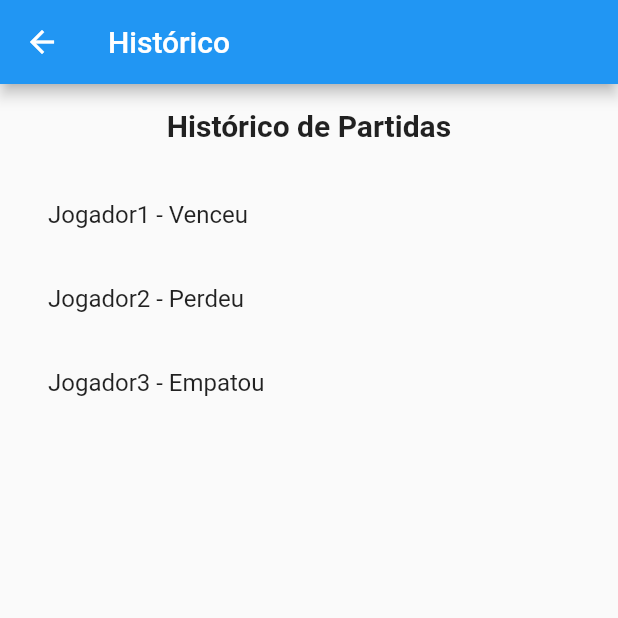
After one commit to Eduardo-Alves-de-Sousa/Black_Jack, a Flutter app: the screen it shows after launch, after a tap on "Ver Histórico", on a phone screen of 412 x 824 dp, the top half of it. The commit adds this screen. Run offline on Flutter 3.47's test engine with Material 2 defaults, Android fonts, the phone set to English and light mode, and no system bars.

Commit message:
Atualização do jogo

```diff
--- /dev/null
+++ b/jogo/lib/historico_screen.dart
@@ -0,0 +1,55 @@
+import 'package:flutter/material.dart';
+
+class HistoricoScreen extends StatelessWidget {
+  const HistoricoScreen({Key? key}) : super(key: key);
+
+  @override
+  Widget build(BuildContext context) {
+    // Substitua este exemplo com a lógica real para exibir o histórico
+    List<HistoricoItem> historico = [
+      HistoricoItem(nomeJogador: 'Jogador1', resultado: 'Venceu'),
+      HistoricoItem(nomeJogador: 'Jogador2', resultado: 'Perdeu'),
+      HistoricoItem(nomeJogador: 'Jogador3', resultado: 'Empatou'),
+    ];
+
+    return Scaffold(
+      appBar: AppBar(
+        title: const Text('Histórico'),
+      ),
+      body: Padding(
+        padding: const EdgeInsets.all(16.0),
+        child: Column(
+          crossAxisAlignment: CrossAxisAlignment.center,
+          children: [
+            const Text(
+              'Histórico de Partidas',
+              style: TextStyle(fontSize: 20, fontWeight: FontWeight.bold),
+            ),
+            const SizedBox(height: 20),
+            Column(
+              children: historico
+                  .map((item) => ListTile(
+                        title: Text('${item.nomeJogador} - ${item.resultado}'),
+                      ))
+                  .toList(),
+            ),
+          ],
+        ),
+      ),
+    );
+  }
+}
+
+class HistoricoItem {
+  final String nomeJogador;
+  final String resultado;
+
+  // Adicionando um campo para indicar se a partida terminou em empate
+  final bool empate;
+
+  HistoricoItem({
+    required this.nomeJogador,
+    required this.resultado,
+    this.empate = false,
+  });
+}
--- a/jogo/lib/home_screen.dart
+++ b/jogo/lib/home_screen.dart
@@ -1,5 +1,6 @@
 import 'package:flutter/material.dart';
 import 'jogo_blackjack.dart';
+import 'historico_screen.dart'; // Importe a tela de histórico
 
 class HomeScreen extends StatelessWidget {
   const HomeScreen({Key? key}) : super(key: key);
@@ -109,6 +110,32 @@ class HomeScreen extends StatelessWidget {
               },
               child: const Text('Jogar'),
             ),
+            const SizedBox(height: 20),
+            ElevatedButton(
+              style: ButtonStyle(
+                padding: MaterialStateProperty.all<EdgeInsetsGeometry>(
+                  const EdgeInsets.symmetric(horizontal: 40, vertical: 20),
+                ),
+                shape: MaterialStateProperty.all<OutlinedBorder>(
+                  RoundedRectangleBorder(
+                    borderRadius: BorderRadius.circular(10),
+                  ),
+                ),
+                textStyle: MaterialStateProperty.all<TextStyle>(
+                  const TextStyle(fontSize: 20),
+                ),
+              ),
+              onPressed: () {
+                Navigator.push(
+                  context,
+                  MaterialPageRoute(
+                    builder: (context) =>
+                        const HistoricoScreen(), // Navegar para a tela de histórico
+                  ),
+                );
+              },
+              child: const Text('Ver Histórico'),
+            ),
           ],
         ),
       ),
```
Also changed, not shown: jogo/lib/jogo_blackjack.dart (+68 -14 lines), jogo/lib/models/baralho.dart (+79 -19 lines), jogo/lib/models/partida.dart (+40 -5 lines), 1 other file.
